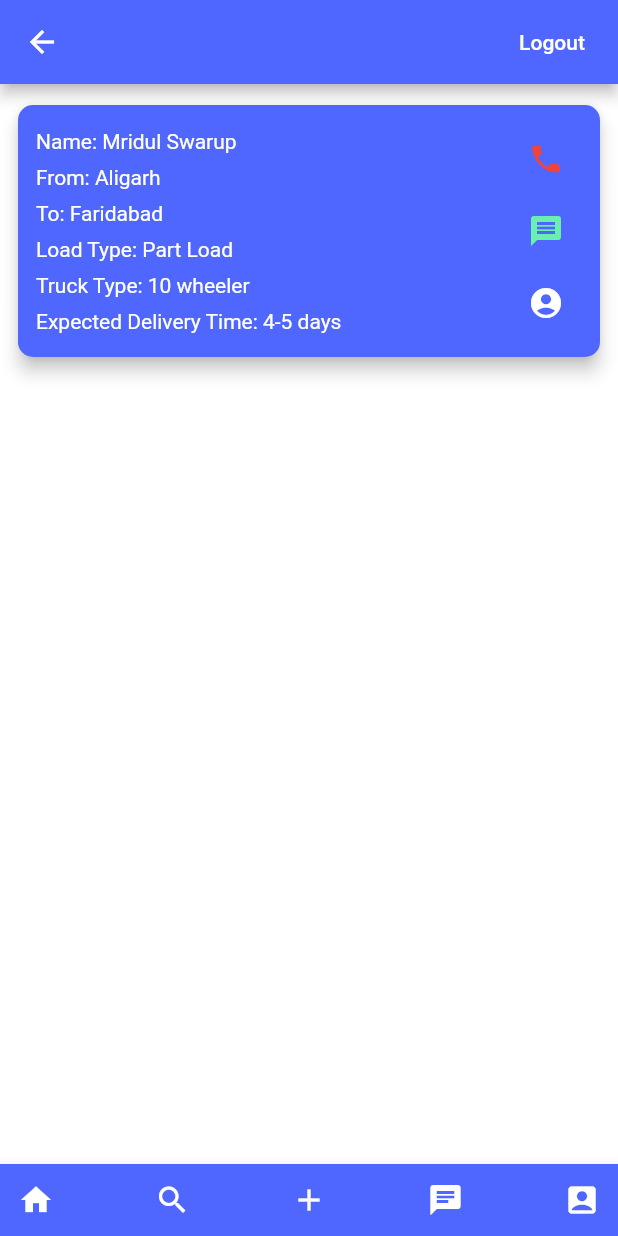
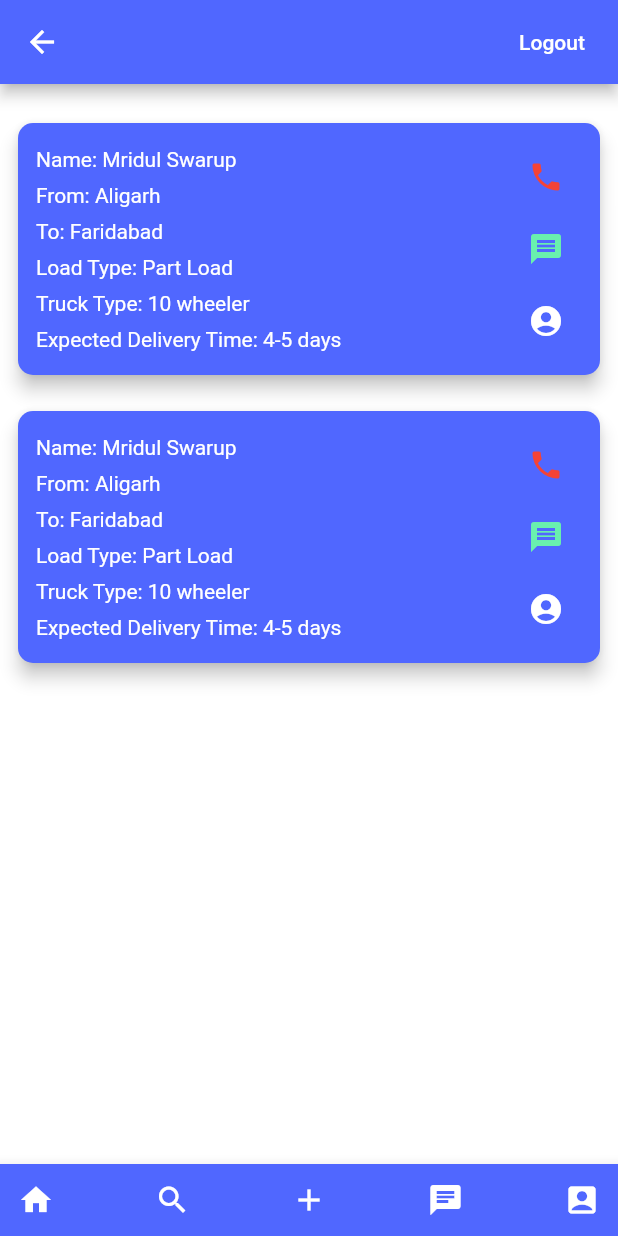
Before and after one commit to kGaur109/cargoshuttle, a Flutter app: the HomeScreen screen opened by its route, on a phone screen of 412 x 824 dp. Run offline on Flutter 3.47's test engine with Material 2 defaults, Android fonts, the phone set to English and light mode, and no system bars; our stand-ins replace cloud_firestore, email_validator, firebase_auth, flutter_svg, modal_progress_hud, shared_preferences; accounts and stored records are empty.

Commit message:
some things updated

```diff
--- a/lib/components/data_card.dart
+++ b/lib/components/data_card.dart
@@ -22,7 +22,7 @@ class DataCard extends StatelessWidget {
   @override
   Widget build(BuildContext context) {
     return Padding(
-      padding: EdgeInsets.symmetric(horizontal: 12.0),
+      padding: EdgeInsets.symmetric(horizontal: 12.0, vertical: 12.0),
       child: Container(
         child: Material(
           elevation: 5.0,
--- a/lib/screens/home_screen.dart
+++ b/lib/screens/home_screen.dart
@@ -27,12 +27,22 @@ class _HomeScreenState extends State<HomeScreen> {
       loadType: "Part Load",
       truckType: "10 wheeler",
       expectedTime: "4-5 days",
+    ),
+    DataCard(
+      color: themeColor,
+      userName: "Mridul Swarup",
+      origin: "Aligarh",
+      destination: "Faridabad",
+      loadType: "Part Load",
+      truckType: "10 wheeler",
+      expectedTime: "4-5 days",
     )
   ];
 
   Future<void> _signOut(BuildContext context) async {
     await _auth.signOut().then((_) {
-      Navigator.push(context, CupertinoPageRoute(builder: (context) => WelcomeScreen()));
+      Navigator.push(
+          context, CupertinoPageRoute(builder: (context) => WelcomeScreen()));
     });
   }
 
@@ -71,7 +81,8 @@ class _HomeScreenState extends State<HomeScreen> {
                 color: Colors.white,
               ),
               onPressed: () {
-                Navigator.push(context, CupertinoPageRoute(builder: (context) => HomeScreen()));
+                Navigator.push(context,
+                    CupertinoPageRoute(builder: (context) => HomeScreen()));
               },
             ),
             IconButton(
@@ -94,7 +105,8 @@ class _HomeScreenState extends State<HomeScreen> {
                 color: Colors.white,
               ),
               onPressed: () {
-                Navigator.push(context, CupertinoPageRoute(builder: (context) => ChatScreen()));
+                Navigator.push(context,
+                    CupertinoPageRoute(builder: (context) => ChatScreen()));
               },
             ),
             IconButton(
@@ -103,21 +115,15 @@ class _HomeScreenState extends State<HomeScreen> {
                 color: Colors.white,
               ),
               onPressed: () {
-                Navigator.push(context, CupertinoPageRoute(builder: (context) => ProfileCardScreen()));
+                Navigator.push(
+                    context,
+                    CupertinoPageRoute(
+                        builder: (context) => ProfileCardScreen()));
               },
             )
           ],
         ),
       ),
-      // floatingActionButton: FloatingActionButton(
-      //   onPressed: () async {
-      //     SharedPreferences pref = await SharedPreferences.getInstance();
-      //     pref.remove('email');
-      //     _signOut(context);
-      //   },
-      //   child: Icon(Icons.close),
-      //   backgroundColor: Colors.red,
-      // ),
     );
   }
 }
```
Also changed, not shown: lib/components/current_user.dart (renamed from lib/current_user.dart, +34 -25 lines), lib/screens/customerRegistration/customer_registration_screen.dart (+16 -17 lines), lib/screens/ownerRegistration/owner_registration_screen.dart (+9 -5 lines), lib/screens/profile_card_screen.dart (+62 -8 lines), pubspec.lock.
